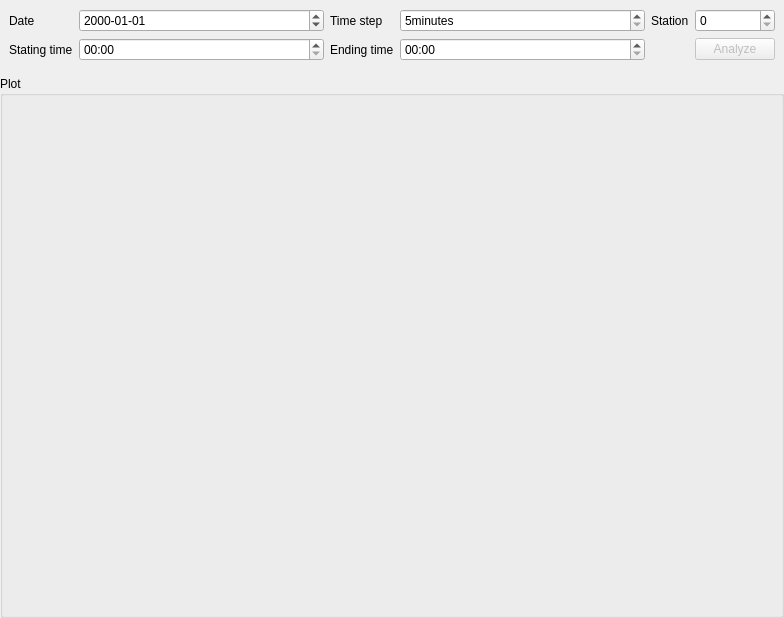
BugenZhao/MTAnalyzer, file flowplotwidget.ui: the form before one commit.
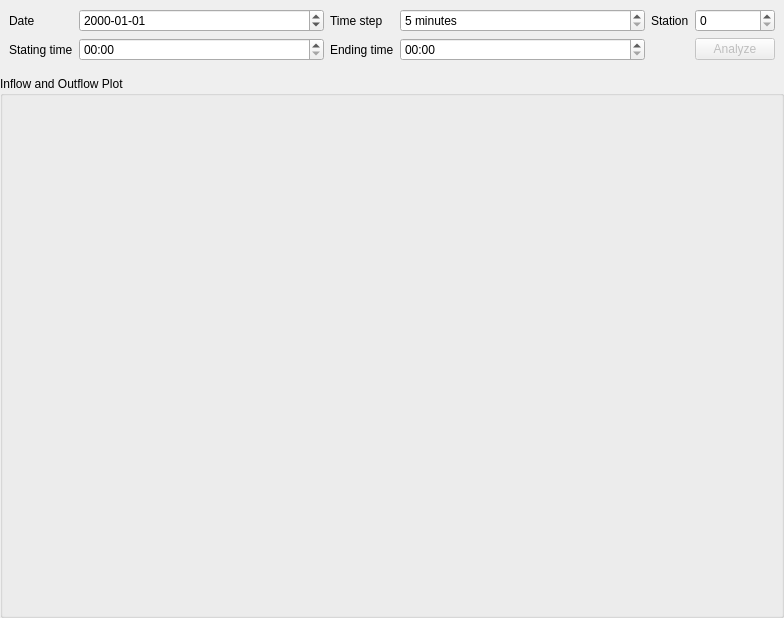
The form after the commit.

What changed in the file:
```diff
--- a/flowplotwidget.ui
+++ b/flowplotwidget.ui
@@ -101,7 +101,7 @@
                         <item row="0" column="3">
                             <widget class="QSpinBox" name="timeStepBox">
                                 <property name="suffix">
-                                    <string>minutes</string>
+         <string> minutes</string>
                                 </property>
                                 <property name="minimum">
                                     <number>5</number>
@@ -172,7 +172,7 @@
             <item>
                 <widget class="QGroupBox" name="plotBox">
                     <property name="title">
-                        <string>Plot</string>
+      <string>Inflow and Outflow Plot</string>
                     </property>
                     <property name="flat">
                         <bool>false</bool>
```
Lines whose indentation alone changed are shown as unchanged.
